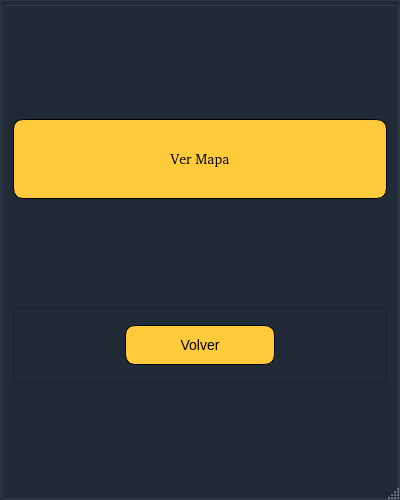
Above: OnlineRoutingMapper_dialog_base_estadisticas.ui from valetobares11/EmergencyDispatcher before the change. Below: the same form after it.
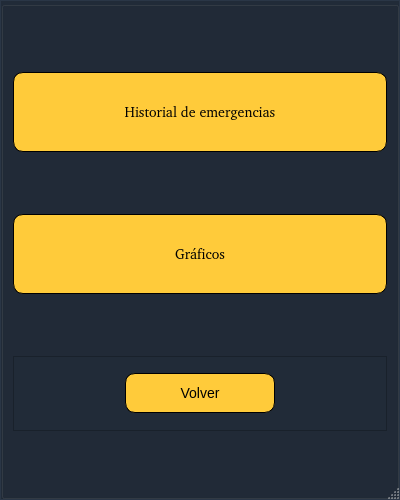
That is the form after the change.

Diff of the .ui file:
```diff
--- a/OnlineRoutingMapper_dialog_base_estadisticas.ui
+++ b/OnlineRoutingMapper_dialog_base_estadisticas.ui
@@ -155,7 +155,44 @@
 }</string>
            </property>
            <property name="text">
-            <string>Ver Mapa</string>
+            <string>Historial de emergencias</string>
+           </property>
+          </widget>
+         </item>
+         <item>
+          <widget class="QPushButton" name="btnMapa_2">
+           <property name="minimumSize">
+            <size>
+             <width>0</width>
+             <height>0</height>
+            </size>
+           </property>
+           <property name="maximumSize">
+            <size>
+             <width>600</width>
+             <height>80</height>
+            </size>
+           </property>
+           <property name="font">
+            <font>
+             <family>URW Gothic [urw]</family>
+             <pointsize>-1</pointsize>
+            </font>
+           </property>
+           <property name="styleSheet">
+            <string notr="true">QPushButton {
+font-size:14px;
+background-color:#ffcb3a;
+border-radius: 10px;
+border: 1px solid black;
+}
+
+QPushButton:hover {
+background-color: #FF0000;
+}</string>
+           </property>
+           <property name="text">
+            <string>Gráficos</string>
            </property>
           </widget>
          </item>
```
Left out of the diff: 2 changed lines with no effect on the pictures.
